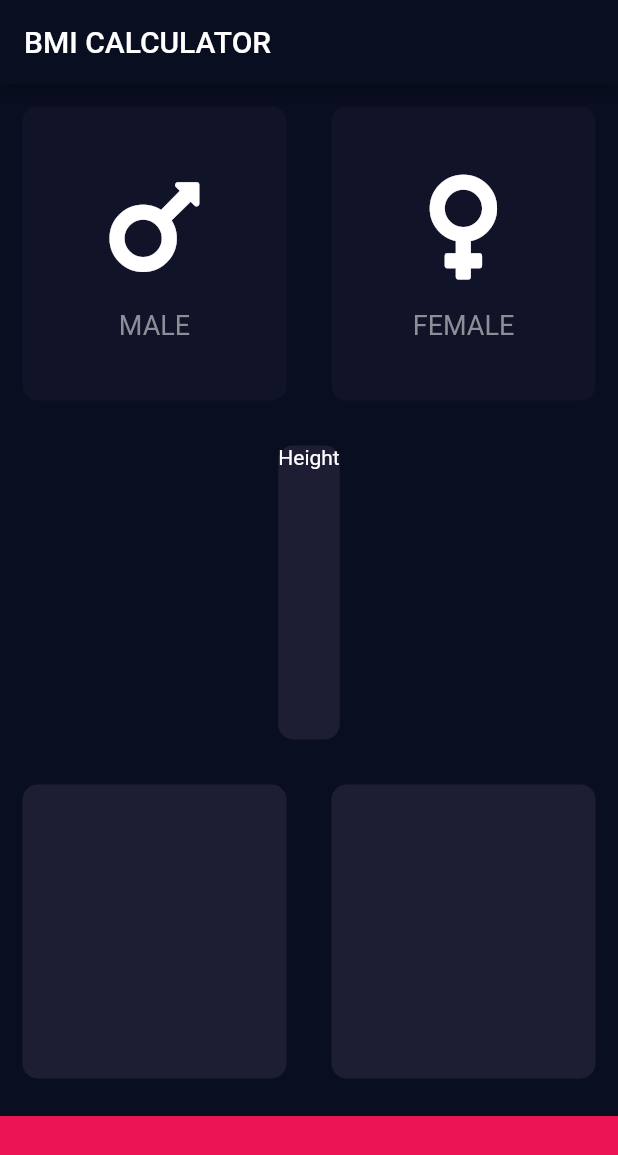
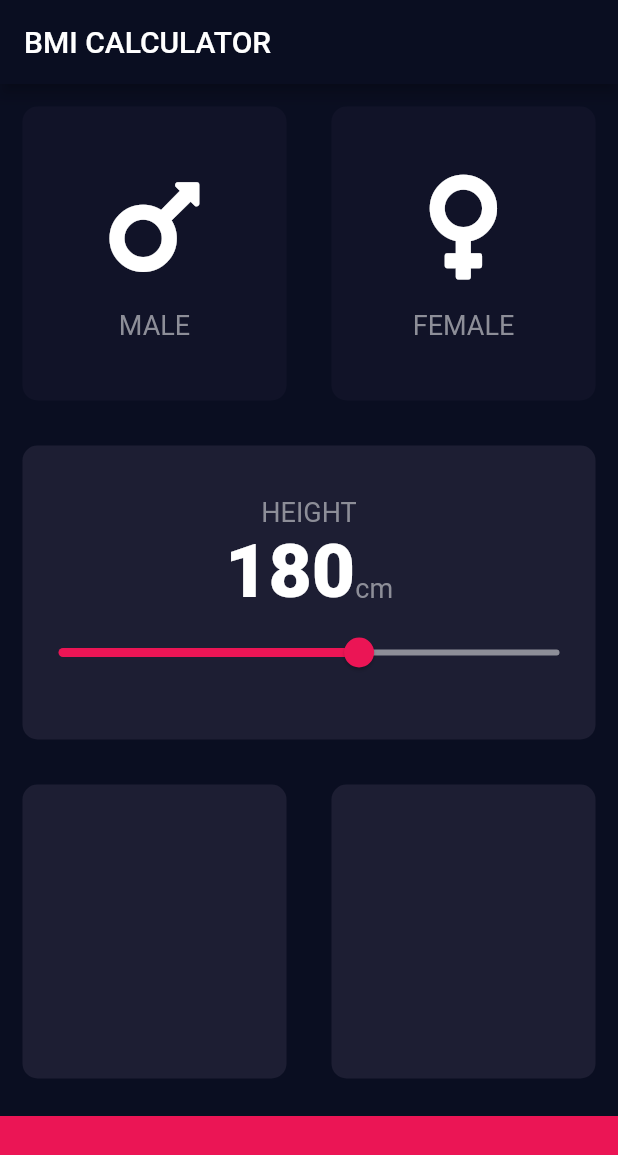
Before and after one commit to philipyu1997/bmi_calculator_flutter, a Flutter app: the screen it shows after launch, on a phone screen of 412 x 824 dp. Shown: the top 1155 px of the screen. Run offline on Flutter 3.47's test engine with Material 2 defaults, Android fonts, the phone set to English and light mode, and no system bars; our stand-ins replace font_awesome_flutter.

Commit message:
Add Slider Widget to center card

```diff
--- a/lib/constants.dart
+++ b/lib/constants.dart
@@ -1,11 +1,16 @@
 import 'package:flutter/material.dart';
 
-const bottomContainerHeight = 80.0;
-const bottomContainerColor = Color(0xFFEB1555);
-const activeCardColor = Color(0xFF1D1E33);
-const inactiveCardColor = Color(0xFF111328);
+const kBottomContainerHeight = 80.0;
+const kBottomContainerColor = Color(0xFFEB1555);
+const kActiveCardColor = Color(0xFF1D1E33);
+const kInactiveCardColor = Color(0xFF111328);
 
-const TextStyle labelTextStyle = TextStyle(
+const TextStyle kLabelTextStyle = TextStyle(
   fontSize: 18.0,
   color: Color(0xFF8D8E98),
 );
+
+const TextStyle kNumberTextStyle = TextStyle(
+  fontSize: 50.0,
+  fontWeight: FontWeight.w900,
+);
--- a/lib/icon_content.dart
+++ b/lib/icon_content.dart
@@ -21,7 +21,7 @@ class IconContent extends StatelessWidget {
         ),
         Text(
           label,
-          style: labelTextStyle,
+          style: kLabelTextStyle,
         ),
       ],
     );
--- a/lib/input_page.dart
+++ b/lib/input_page.dart
@@ -16,6 +16,7 @@ class InputPage extends StatefulWidget {
 
 class _InputPageState extends State<InputPage> {
   Gender selectedGender;
+  int height = 180;
 
   @override
   Widget build(BuildContext context) {
@@ -24,6 +25,7 @@ class _InputPageState extends State<InputPage> {
         title: Text('BMI CALCULATOR'),
       ),
       body: Column(
+        crossAxisAlignment: CrossAxisAlignment.stretch,
         children: <Widget>[
           Expanded(
             child: Row(
@@ -40,8 +42,8 @@ class _InputPageState extends State<InputPage> {
                       label: 'MALE',
                     ),
                     color: selectedGender == Gender.male
-                        ? activeCardColor
-                        : inactiveCardColor,
+                        ? kActiveCardColor
+                        : kInactiveCardColor,
                   ),
                 ),
                 Expanded(
@@ -56,8 +58,8 @@ class _InputPageState extends State<InputPage> {
                       label: 'FEMALE',
                     ),
                     color: selectedGender == Gender.female
-                        ? activeCardColor
-                        : inactiveCardColor,
+                        ? kActiveCardColor
+                        : kInactiveCardColor,
                   ),
                 ),
               ],
@@ -65,10 +67,41 @@ class _InputPageState extends State<InputPage> {
           ),
           Expanded(
             child: ReusableCard(
-              color: activeCardColor,
+              color: kActiveCardColor,
               cardChild: Column(
+                mainAxisAlignment: MainAxisAlignment.center,
                 children: <Widget>[
-                  Text('Height'),
+                  Text(
+                    'HEIGHT',
+                    style: kLabelTextStyle,
+                  ),
+                  Row(
+                    mainAxisAlignment: MainAxisAlignment.center,
+                    crossAxisAlignment: CrossAxisAlignment.baseline,
+                    textBaseline: TextBaseline.alphabetic,
+                    children: <Widget>[
+                      Text(
+                        height.toString(),
+                        style: kNumberTextStyle,
+                      ),
+                      Text(
+                        'cm',
+                        style: kLabelTextStyle,
+                      ),
+                    ],
+                  ),
+                  Slider(
+                    value: height.toDouble(),
+                    min: 120.0,
+                    max: 220.0,
+                    activeColor: Color(0xFFEB1555),
+                    inactiveColor: Color(0xFF8D8E98),
+                    onChanged: (double newValue) {
+                      setState(() {
+                        height = newValue.round();
+                      });
+                    },
+                  ),
                 ],
               ),
             ),
@@ -78,22 +111,22 @@ class _InputPageState extends State<InputPage> {
               children: <Widget>[
                 Expanded(
                   child: ReusableCard(
-                    color: activeCardColor,
+                    color: kActiveCardColor,
                   ),
                 ),
                 Expanded(
                   child: ReusableCard(
-                    color: activeCardColor,
+                    color: kActiveCardColor,
                   ),
                 ),
               ],
             ),
           ),
           Container(
-            color: bottomContainerColor,
+            color: kBottomContainerColor,
             margin: EdgeInsets.only(top: 10.0),
             width: double.infinity,
-            height: bottomContainerHeight,
+            height: kBottomContainerHeight,
           ),
         ],
       ),
```
